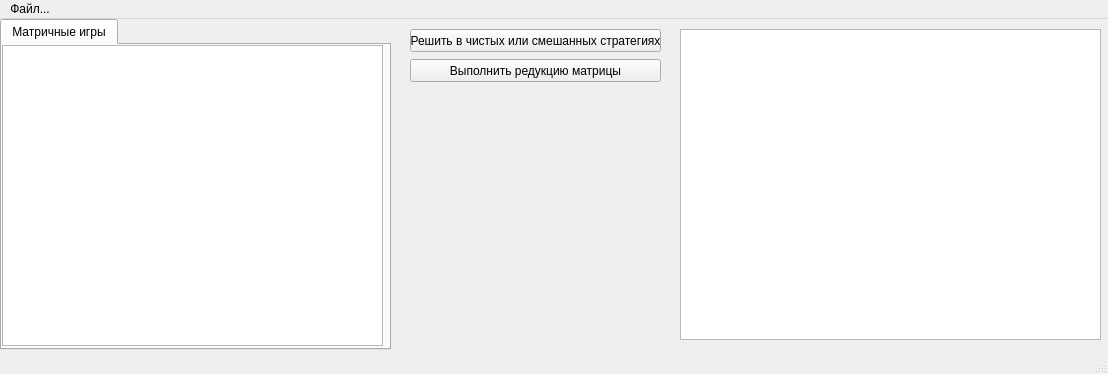
Old version of the form res/main_window.ui in the repository i-vasilev/TheoryMakingDesicionLabs.
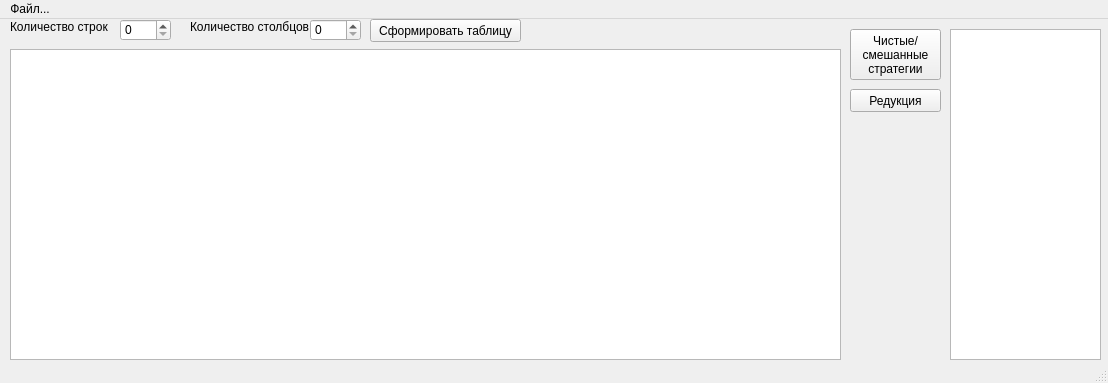
New version of the form.

What changed in the file:
```diff
--- a/res/main_window.ui
+++ b/res/main_window.ui
@@ -7,79 +7,35 @@
     <x>0</x>
     <y>0</y>
     <width>1108</width>
-    <height>374</height>
+    <height>383</height>
    </rect>
   </property>
   <property name="windowTitle">
    <string>MainWindow</string>
   </property>
   <widget class="QWidget" name="centralwidget">
-   <widget class="QTabWidget" name="tabWidget">
-    <property name="geometry">
-     <rect>
-      <x>0</x>
-      <y>0</y>
-      <width>391</width>
-      <height>331</height>
-     </rect>
-    </property>
-    <property name="sizePolicy">
-     <sizepolicy hsizetype="Maximum" vsizetype="Preferred">
-      <horstretch>0</horstretch>
-      <verstretch>0</verstretch>
-     </sizepolicy>
-    </property>
-    <property name="currentIndex">
-     <number>0</number>
-    </property>
-    <widget class="QWidget" name="tab">
-     <attribute name="title">
-      <string>Матричные игры</string>
-     </attribute>
-     <widget class="QTableView" name="tableView">
-      <property name="geometry">
-       <rect>
-        <x>0</x>
-        <y>0</y>
-        <width>381</width>
-        <height>301</height>
-       </rect>
-      </property>
-      <property name="sizeAdjustPolicy">
-       <enum>QAbstractScrollArea::AdjustToContents</enum>
-      </property>
-      <property name="autoScroll">
-       <bool>false</bool>
-      </property>
-      <attribute name="horizontalHeaderVisible">
-       <bool>false</bool>
-      </attribute>
-      <attribute name="verticalHeaderVisible">
-       <bool>false</bool>
-      </attribute>
-     </widget>
-    </widget>
-   </widget>
    <widget class="QPushButton" name="solveInStrategies">
     <property name="geometry">
      <rect>
-      <x>410</x>
+      <x>850</x>
       <y>10</y>
-      <width>251</width>
-      <height>23</height>
+      <width>91</width>
+      <height>51</height>
      </rect>
     </property>
     <property name="text">
-     <string>Решить в чистых или смешанных стратегиях</string>
+     <string>Чистые/
+смешанные
+стратегии</string>
     </property>
    </widget>
    <widget class="QTextEdit" name="log">
     <property name="geometry">
      <rect>
-      <x>680</x>
+      <x>950</x>
       <y>10</y>
-      <width>421</width>
-      <height>311</height>
+      <width>151</width>
+      <height>331</height>
      </rect>
     </property>
     <property name="font">
@@ -91,14 +47,107 @@
    <widget class="QPushButton" name="reduceBtn">
     <property name="geometry">
      <rect>
-      <x>410</x>
-      <y>40</y>
-      <width>251</width>
+      <x>850</x>
+      <y>70</y>
+      <width>91</width>
       <height>23</height>
      </rect>
     </property>
     <property name="text">
-     <string>Выполнить редукцию матрицы</string>
+     <string>Редукция</string>
+    </property>
+   </widget>
+   <widget class="QSpinBox" name="rowsBox">
+    <property name="geometry">
+     <rect>
+      <x>120</x>
+      <y>0</y>
+      <width>51</width>
+      <height>22</height>
+     </rect>
+    </property>
+   </widget>
+   <widget class="QSpinBox" name="columnBox">
+    <property name="geometry">
+     <rect>
+      <x>310</x>
+      <y>0</y>
+      <width>51</width>
+      <height>22</height>
+     </rect>
+    </property>
+   </widget>
+   <widget class="QLabel" name="label">
+    <property name="geometry">
+     <rect>
+      <x>10</x>
+      <y>0</y>
+      <width>101</width>
+      <height>16</height>
+     </rect>
+    </property>
+    <property name="sizePolicy">
+     <sizepolicy hsizetype="Preferred" vsizetype="Preferred">
+      <horstretch>0</horstretch>
+      <verstretch>0</verstretch>
+     </sizepolicy>
+    </property>
+    <property name="text">
+     <string>Количество строк</string>
+    </property>
+   </widget>
+   <widget class="QLabel" name="label_2">
+    <property name="geometry">
+     <rect>
+      <x>190</x>
+      <y>0</y>
+      <width>121</width>
+      <height>16</height>
+     </rect>
+    </property>
+    <property name="text">
+     <string>Количество столбцов</string>
+    </property>
+   </widget>
+   <widget class="QWidget" name="verticalLayoutWidget">
+    <property name="geometry">
+     <rect>
+      <x>10</x>
+      <y>30</y>
+      <width>831</width>
+      <height>311</height>
+     </rect>
+    </property>
+    <layout class="QVBoxLayout" name="verticalLayout">
+     <item>
+      <widget class="QTableView" name="tableView">
+       <property name="sizeAdjustPolicy">
+        <enum>QAbstractScrollArea::AdjustToContents</enum>
+       </property>
+       <property name="autoScroll">
+        <bool>false</bool>
+       </property>
+       <attribute name="horizontalHeaderVisible">
+        <bool>false</bool>
+       </attribute>
+       <attribute name="verticalHeaderVisible">
+        <bool>false</bool>
+       </attribute>
+      </widget>
+     </item>
+    </layout>
+   </widget>
+   <widget class="QPushButton" name="makeMatrixBtn">
+    <property name="geometry">
+     <rect>
+      <x>370</x>
+      <y>0</y>
+      <width>151</width>
+      <height>23</height>
+     </rect>
+    </property>
+    <property name="text">
+     <string>Сформировать таблицу</string>
     </property>
    </widget>
   </widget>
```
